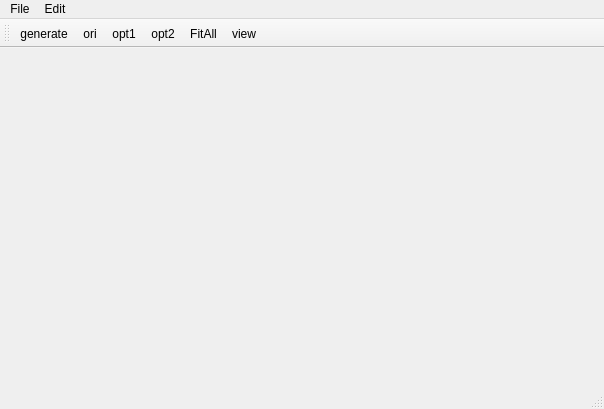
WisdomToNorth/OccDemo, file OccDebuger/MainWindowOcc.ui: the form before one commit.
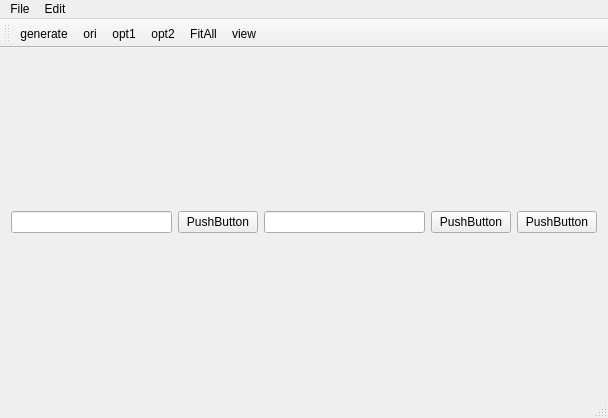
The form after the commit.

```diff
--- a/OccDebuger/MainWindowOcc.ui
+++ b/OccDebuger/MainWindowOcc.ui
@@ -6,20 +6,57 @@
    <rect>
     <x>0</x>
     <y>0</y>
-    <width>604</width>
-    <height>409</height>
+    <width>608</width>
+    <height>418</height>
    </rect>
   </property>
   <property name="windowTitle">
    <string>MainWindowOcc</string>
   </property>
-  <widget class="QWidget" name="centralWidget"/>
+  <widget class="QWidget" name="centralWidget">
+   <layout class="QGridLayout" name="gridLayout_3" rowstretch="0,1">
+    <item row="0" column="0">
+     <layout class="QGridLayout" name="gridLayout_2">
+      <item row="0" column="3">
+       <widget class="QPushButton" name="pushButton_2">
+        <property name="text">
+         <string>PushButton</string>
+        </property>
+       </widget>
+      </item>
+      <item row="0" column="1">
+       <widget class="QPushButton" name="pushButton_3">
+        <property name="text">
+         <string>PushButton</string>
+        </property>
+       </widget>
+      </item>
+      <item row="0" column="4">
+       <widget class="QPushButton" name="pushButton">
+        <property name="text">
+         <string>PushButton</string>
+        </property>
+       </widget>
+      </item>
+      <item row="0" column="0">
+       <widget class="QLineEdit" name="lineEdit"/>
+      </item>
+      <item row="0" column="2">
+       <widget class="QLineEdit" name="lineEdit_2"/>
+      </item>
+     </layout>
+    </item>
+    <item row="1" column="0">
+     <layout class="QGridLayout" name="gridLayout"/>
+    </item>
+   </layout>
+  </widget>
   <widget class="QMenuBar" name="menuBar">
    <property name="geometry">
     <rect>
      <x>0</x>
      <y>0</y>
-     <width>604</width>
+     <width>608</width>
      <height>21</height>
     </rect>
    </property>
```
